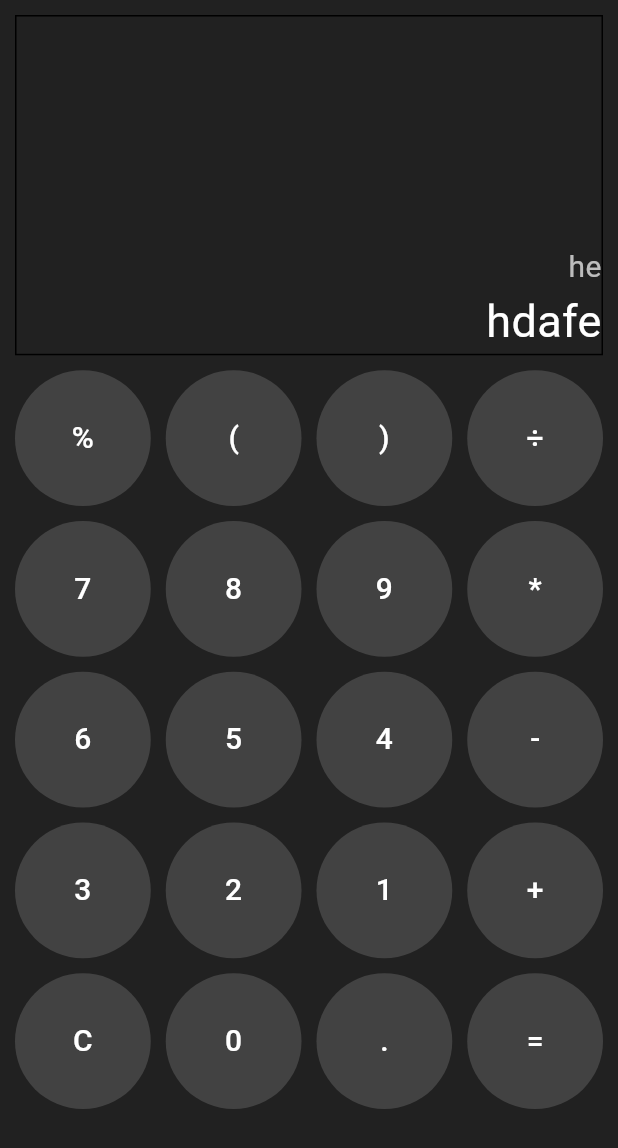
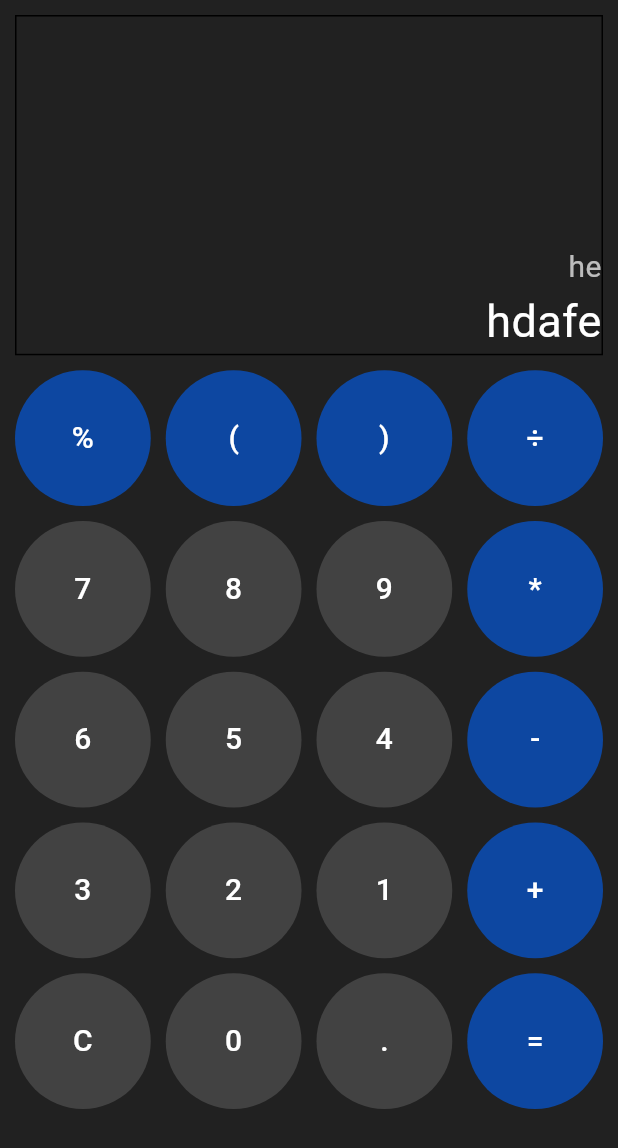
Before and after one commit to Grld-Andy/Flut_Calculator, a Flutter app: the screen it shows after launch, on a phone screen of 412 x 824 dp. Shown: the top 1148 px of the screen. Run offline on Flutter 3.47's test engine with Material 3 defaults, Android fonts, the phone set to English and light mode, and no system bars.

Commit message:
style: style operators

```diff
--- a/lib/screens/main_view.dart
+++ b/lib/screens/main_view.dart
@@ -61,13 +61,15 @@ class MainView extends StatelessWidget {
                 ),
                 itemCount: buttons.length,
                 itemBuilder: (context, index){
+                  final buttonText = buttons[index];
+                  bool isOperator = ["+", "-", "*", "÷", "=", "(", ")", "%"].contains(buttonText);
                   return TextButton(
                     onPressed: (){},
                     style: TextButton.styleFrom(
-                      backgroundColor: Colors.grey[800],
+                      backgroundColor: isOperator ? Colors.blue[900] : Colors.grey[800],
                     ),
                     child: Text(
-                      buttons[index],
+                      buttonText,
                       style: TextStyle(
                         color: Colors.white,
                         fontSize: 20
```
